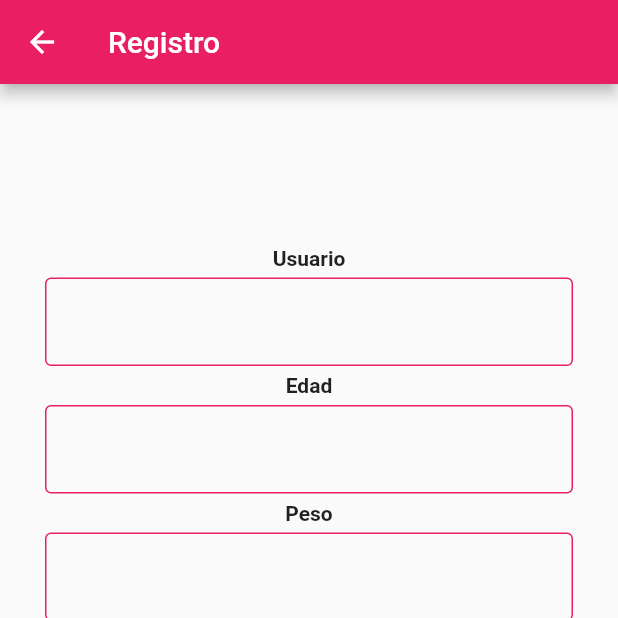
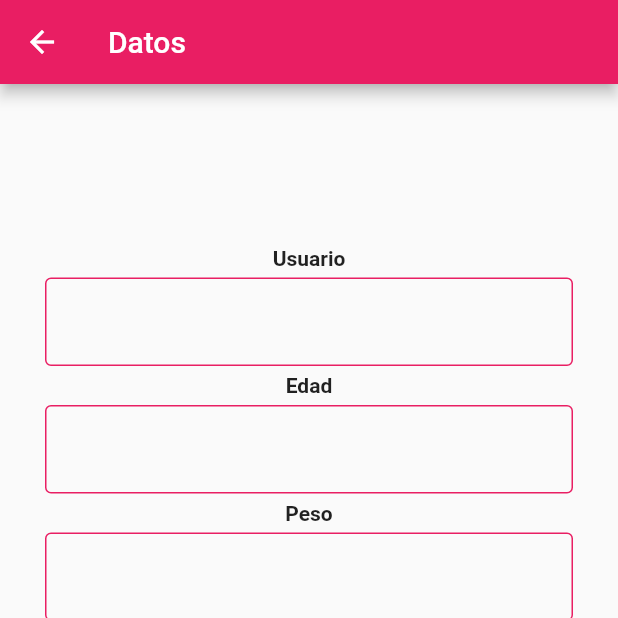
Before and after one commit to KiranLorenzoHoyos/flutter_perpill_app, a Flutter app: the DataScreen screen opened directly, on a phone screen of 412 x 824 dp, the top half of it. Run offline on Flutter 3.47's test engine with Material 2 defaults, Android fonts, the phone set to English and light mode, and no system bars; our stand-ins replace cloud_firestore, firebase_auth; missing offline and left inert: flutter_calendar; accounts and stored records are empty.

```diff
--- a/lib/calendarScreen.dart
+++ b/lib/calendarScreen.dart
@@ -5,8 +5,9 @@ import 'package:intl/date_symbol_data_local.dart';
 import 'package:firebase_auth/firebase_auth.dart';
 
 class CalendarScreen extends StatefulWidget {
-  const CalendarScreen({Key key, this.user}) : super(key: key);
+  const CalendarScreen({Key key, this.user, this.date}) : super(key: key);
   final FirebaseUser user;
+  final String date;
   void handleNewDate(date) {
     print("handleNewDate ${date}");
   }
@@ -54,10 +55,6 @@ class _CalendarScreenState extends State<CalendarScreen> {
               ),
               new Calendar(
                 isExpandable: true,
-//                dayBuilder: (c, day){
-//
-//                },
-              //showTodayAction: true,
               ),
               new Divider(
                 height: 50.0,
@@ -68,4 +65,7 @@ class _CalendarScreenState extends State<CalendarScreen> {
       ),
     );
   }
+  void addDate() async{
+    String _date = Calendar().onDateSelected.toString();
+  }
 }
--- a/lib/dataScreen.dart
+++ b/lib/dataScreen.dart
@@ -3,13 +3,12 @@ import 'package:flutter_perpill_app/main.dart';
 import 'package:flutter_perpill_app/calendarScreen.dart';
 import 'package:flutter_perpill_app/registerScreen.dart';
 import 'package:cloud_firestore/cloud_firestore.dart';
+import 'package:firebase_auth/firebase_auth.dart';
 
 class DataScreen extends StatefulWidget {
-  DataScreen({Key key, this.title, this.email, this.password}) : super(key: key);
+  const DataScreen({Key key, this.title, this.user}) : super(key: key);
   final String title;
-  final String email;
-  final String password;
-
+  final FirebaseUser user;
   @override
   _DataScreenState createState() => _DataScreenState();
 }
@@ -24,8 +23,8 @@ class _DataScreenState extends State<DataScreen> {
   String _weight = '';
   String _age = '';
   String _dateText = '';
-  String _email='';
-  String _password='';
+  String _email = '';
+  String _password = '';
 
   final GlobalKey<FormState> _formKey = GlobalKey<FormState>();
 
@@ -173,7 +172,7 @@ class _DataScreenState extends State<DataScreen> {
                       splashColor: Colors.deepPurple,
                       onPressed: () {
                         Navigator.push(context, MaterialPageRoute(builder: (context){
-                          return MyHomePage(title: "Registro");
+                          return MyHomePage(title: "PERPILL");
                         }));
                       },
                     ),
@@ -201,7 +200,7 @@ class _DataScreenState extends State<DataScreen> {
     Firestore.instance.runTransaction((Transaction transaction)async{
       CollectionReference reference = Firestore.instance.collection('Perfiles');
       await reference.add({
-        "first": _first, "height": _height, "weight": _weight, "date": _dateTime, "age": _age, "email": _email, "password": _password
+        "first": _first, "height": _height, "weight": _weight, "date": _dateTime, "age": _age
       });
       Navigator.push(context, MaterialPageRoute(builder: (context){
         return CalendarScreen();
--- a/lib/main.dart
+++ b/lib/main.dart
@@ -45,7 +45,7 @@ class _MyHomePageState extends State<MyHomePage> {
       appBar: AppBar(
         title: Text(widget.title),
       ),
-      body: Form(
+      body: Scrollbar(
         key: _formKey,
           child: Column(
             mainAxisAlignment: MainAxisAlignment.center,
--- a/lib/registerScreen.dart
+++ b/lib/registerScreen.dart
@@ -122,7 +122,7 @@ class _RegisterScreenState extends State<RegisterScreen> {
                     splashColor: Colors.deepPurple,
                     onPressed: () {
                       Navigator.push(context, MaterialPageRoute(builder: (context){
-                        return MyHomePage();
+                        return MyHomePage(title: "PERPILL");
                       }));
                     },
                   ),
@@ -144,6 +144,7 @@ class _RegisterScreenState extends State<RegisterScreen> {
       ), // This trailing comma makes auto-formatting nicer for build methods.
     );
   }
+
   void signUp() async{
     if(_formKey.currentState.validate()){
       _formKey.currentState.save();
@@ -151,7 +152,7 @@ class _RegisterScreenState extends State<RegisterScreen> {
         await FirebaseAuth.instance.createUserWithEmailAndPassword(email: _email, password: _password);
         Navigator.of(context).pop();
         Navigator.push(context, MaterialPageRoute(builder: (context){
-          return DataScreen(title: "Registro");
+          return DataScreen(title: "Datos");
         }));
       } catch(e){
         print(e.message);
```
Also changed, not shown: lib/configurationScreen.dart (deleted, +0 -66 lines), lib/noteScreen.dart (+10 -13 lines).
